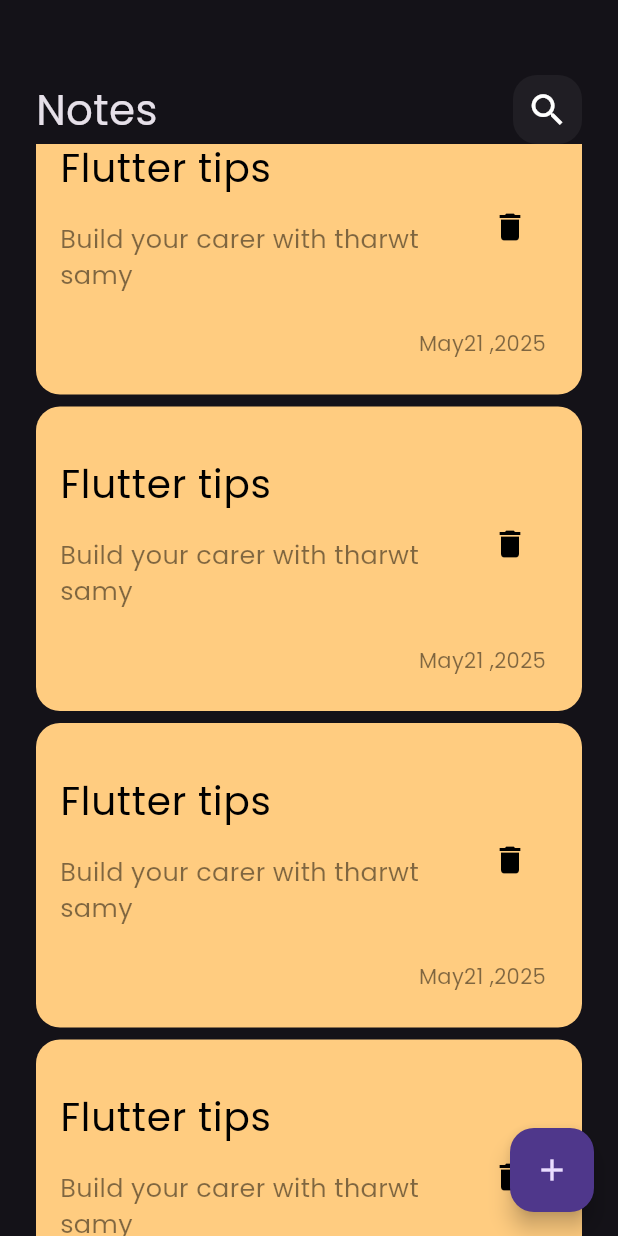
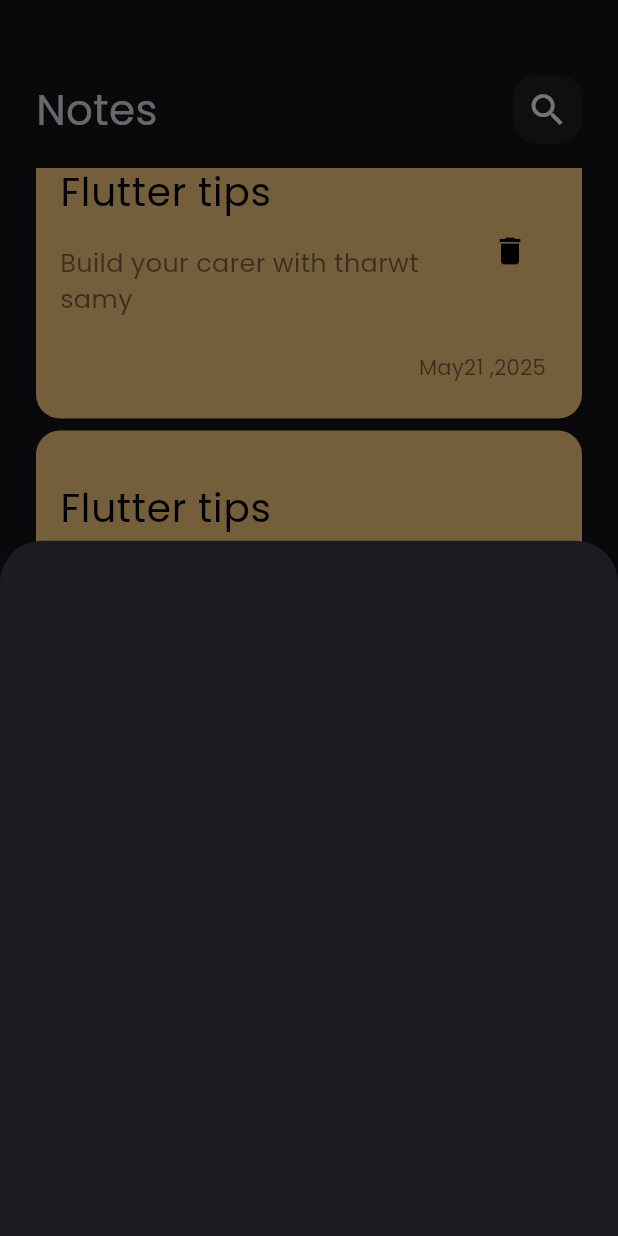
Before and after one commit to Mohamad-bsher-morjan/notes_app, a Flutter app: the screen it shows after launch, scrolled down 1728 dp, after a tap on the "add" icon, on a phone screen of 412 x 824 dp. Run offline on Flutter 3.47's test engine with Material 3 defaults, Android fonts, the phone set to English and light mode, and no system bars.

Commit message:
show modal bottom sheet

```diff
--- a/lib/views/notes_view.dart
+++ b/lib/views/notes_view.dart
@@ -1,4 +1,5 @@
 import 'package:flutter/material.dart';
+import 'package:notes_app/views/widgets/add_note_bottem_sheet.dart';
 import 'package:notes_app/views/widgets/notes_view_body.dart';
 
 class NotesView extends StatelessWidget {
@@ -8,7 +9,12 @@ class NotesView extends StatelessWidget {
   Widget build(BuildContext context) {
     return Scaffold(
       floatingActionButton: FloatingActionButton(
-        onPressed: () {},
+        onPressed: () {
+
+          showModalBottomSheet(context: context, builder: (context) {
+            return const AddNoteBottemSheet();
+          },);
+        },
         child: Icon(Icons.add),
       ),
       body: const NotesViewBody(),
--- /dev/null
+++ b/lib/views/widgets/add_note_bottem_sheet.dart
@@ -0,0 +1,10 @@
+import 'package:flutter/material.dart';
+
+class AddNoteBottemSheet extends StatelessWidget {
+  const AddNoteBottemSheet({super.key});
+
+  @override
+  Widget build(BuildContext context) {
+    return Container();
+  }
+}
--- a/lib/views/widgets/notes_list_view.dart
+++ b/lib/views/widgets/notes_list_view.dart
@@ -6,13 +6,17 @@ class NotesListView extends StatelessWidget {
 
   @override
   Widget build(BuildContext context) {
-    return ListView.builder(
+    return Padding(
+      padding: const EdgeInsets.symmetric(vertical: 16),
+      child: ListView.builder(
+        padding: EdgeInsets.zero,
         itemBuilder: (context, index) {
           return const Padding(
             padding: EdgeInsets.symmetric(vertical: 4),
             child: NoteItem(),
           );
         },
+      ),
     );
   }
 }
```
Lines whose indentation alone changed are shown as unchanged.
